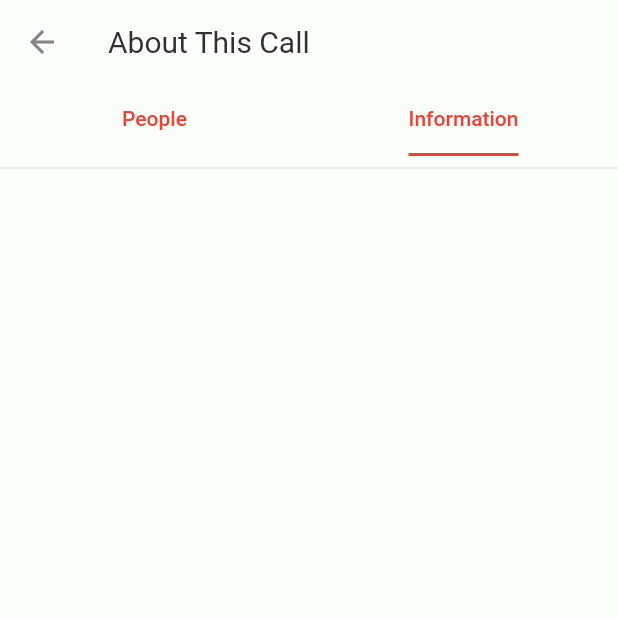
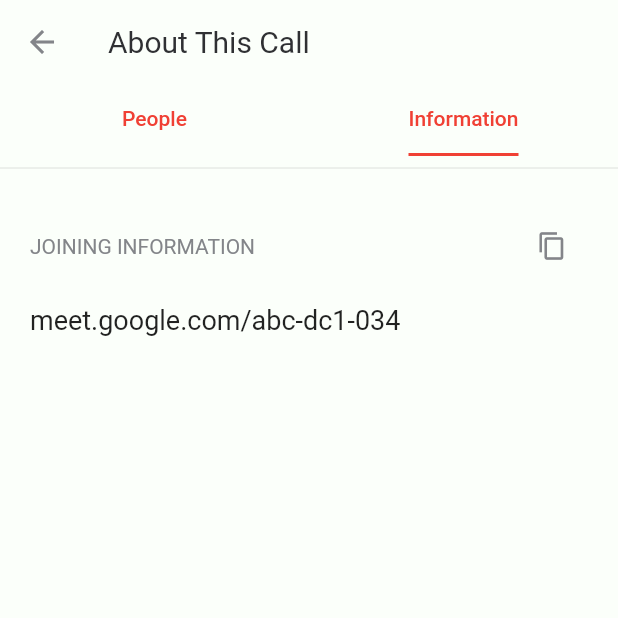
Before and after one commit to octoi/google-meet-clone, a Flutter app: the UsersScreen screen opened directly, tab 2 chosen, on a phone screen of 412 x 824 dp, the top half of it. Run offline on Flutter 3.47's test engine with Material 2 defaults, Android fonts, the phone set to English and light mode, and no system bars.

Commit message:
information screen

```diff
--- a/lib/widgets/tab_screen/info_tab.dart
+++ b/lib/widgets/tab_screen/info_tab.dart
@@ -1,14 +1,34 @@
 import 'package:flutter/material.dart';
+import 'package:google_meet/utils/constants.dart';
 
 class InfoTab extends StatelessWidget {
   const InfoTab({Key? key}) : super(key: key);
 
   @override
   Widget build(BuildContext context) {
-    return SingleChildScrollView(
-      physics: BouncingScrollPhysics(),
+    return Padding(
+      padding: EdgeInsets.all(20.0),
       child: Column(
-        children: [],
+        crossAxisAlignment: CrossAxisAlignment.start,
+        children: [
+          Row(
+            mainAxisAlignment: MainAxisAlignment.spaceBetween,
+            children: [
+              Text("JOINING INFORMATION", style: TextStyle(color: appGrey)),
+              IconButton(
+                onPressed: () {},
+                icon: Icon(Icons.copy),
+                color: appGrey,
+                iconSize: 20.0,
+              ),
+            ],
+          ),
+          SizedBox(height: 15.0),
+          Text(
+            "meet.google.com/abc-dc1-034",
+            style: TextStyle(fontSize: 18.0, fontWeight: FontWeight.w400),
+          ),
+        ],
       ),
     );
   }
```
